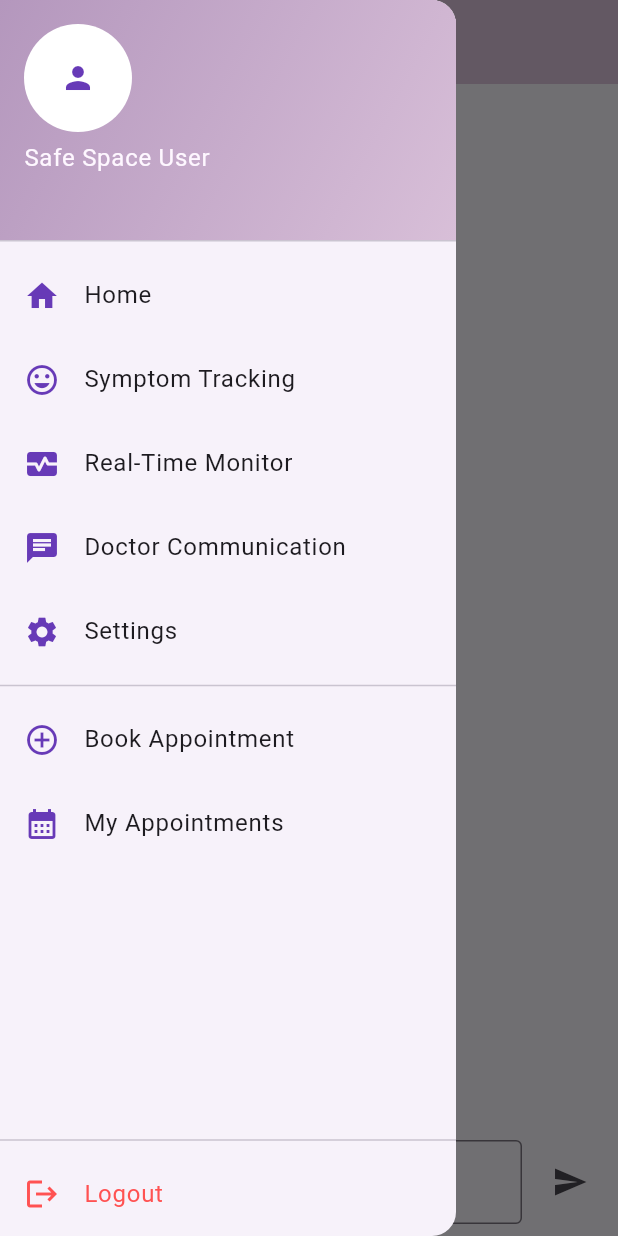
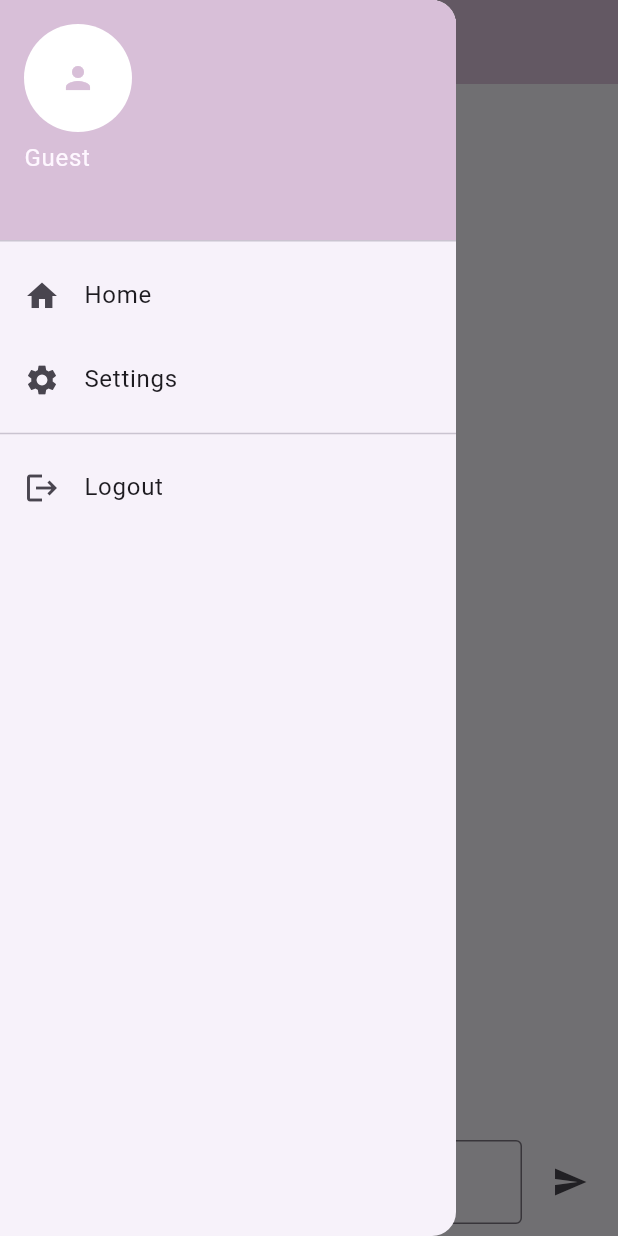
Before and after one commit to Ba-jx/safespace, a Flutter app: the DoctorCommunicationScreen screen opened by its route, with the side drawer open, on a phone screen of 412 x 824 dp. Run offline on Flutter 3.47's test engine with Material 3 defaults, Android fonts, the phone set to English and light mode, and no system bars; our stand-ins replace cloud_firestore, firebase_auth, firebase_core, table_calendar; accounts and stored records are empty.

Commit message:
Update custom_drawer.dart

```diff
--- a/lib/widgets/custom_drawer.dart
+++ b/lib/widgets/custom_drawer.dart
@@ -1,100 +1,46 @@
 import 'package:flutter/material.dart';
-import 'package:firebase_auth/firebase_auth.dart';
+import 'package:provider/provider.dart';
+import '../providers/user_provider.dart';
+import '../utils/logout_helper.dart';
 
 class CustomDrawer extends StatelessWidget {
   const CustomDrawer({super.key});
 
   @override
   Widget build(BuildContext context) {
+    final userName = Provider.of<UserProvider>(context).userName;
+
     return Drawer(
-      child: Column(
+      child: ListView(
+        padding: EdgeInsets.zero,
         children: [
           UserAccountsDrawerHeader(
-            decoration: const BoxDecoration(
-              gradient: LinearGradient(
-                colors: [Color(0xFFB497BD), Color(0xFFD8BFD8)],
-                begin: Alignment.topLeft,
-                end: Alignment.bottomRight,
-              ),
-            ),
-            accountName: const Text("Safe Space User"),
-            accountEmail: Text(FirebaseAuth.instance.currentUser?.email ?? ''),
+            decoration: const BoxDecoration(color: Color(0xFFD8BFD8)),
+            accountName: Text(userName.isNotEmpty ? userName : 'User'),
+            accountEmail: const Text(''), // or show email if available
             currentAccountPicture: const CircleAvatar(
               backgroundColor: Colors.white,
-              child: Icon(Icons.person, color: Colors.deepPurple),
+              child: Icon(Icons.person, color: Color(0xFFD8BFD8)),
             ),
           ),
-          Expanded(
-            child: ListView(
-              children: [
-                _drawerItem(
-                  context,
-                  icon: Icons.home,
-                  text: 'Home',
-                  route: '/home',
-                ),
-                _drawerItem(
-                  context,
-                  icon: Icons.mood,
-                  text: 'Symptom Tracking',
-                  route: '/symptom-tracking',
-                ),
-                _drawerItem(
-                  context,
-                  icon: Icons.monitor_heart,
-                  text: 'Real-Time Monitor',
-                  route: '/real-time-monitor',
-                ),
-                _drawerItem(
-                  context,
-                  icon: Icons.chat,
-                  text: 'Doctor Communication',
-                  route: '/doctor-communication',
-                ),
-                _drawerItem(
-                  context,
-                  icon: Icons.settings,
-                  text: 'Settings',
-                  route: '/settings',
-                ),
-                const Divider(),
-                _drawerItem(
-                  context,
-                  icon: Icons.add_circle_outline,
-                  text: 'Book Appointment',
-                  route: '/appointments/book',
-                ),
-                _drawerItem(
-                  context,
-                  icon: Icons.calendar_month,
-                  text: 'My Appointments',
-                  route: '/appointments/list',
-                ),
-              ],
-            ),
+          ListTile(
+            leading: const Icon(Icons.home),
+            title: const Text('Home'),
+            onTap: () => Navigator.pushNamed(context, '/home'),
+          ),
+          ListTile(
+            leading: const Icon(Icons.settings),
+            title: const Text('Settings'),
+            onTap: () => Navigator.pushNamed(context, '/settings'),
           ),
           const Divider(),
           ListTile(
-            leading: const Icon(Icons.logout, color: Colors.redAccent),
-            title: const Text('Logout', style: TextStyle(color: Colors.redAccent)),
-            onTap: () async {
-              await FirebaseAuth.instance.signOut();
-              Navigator.pushNamedAndRemoveUntil(context, '/login', (route) => false);
-            },
+            leading: const Icon(Icons.logout),
+            title: const Text('Logout'),
+            onTap: () => confirmLogout(context),
           ),
         ],
       ),
     );
   }
-
-  Widget _drawerItem(BuildContext context,
-      {required IconData icon, required String text, required String route}) {
-    return ListTile(
-      leading: Icon(icon, color: Colors.deepPurple),
-      title: Text(text),
-      onTap: () {
-        Navigator.pushNamed(context, route);
-      },
-    );
-  }
 }
```
